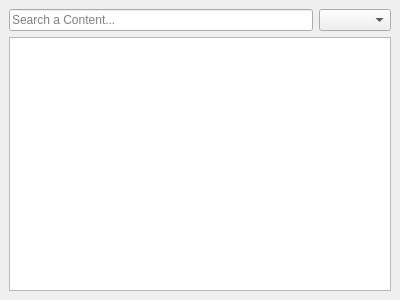
First picture: the form in HodEngine-Editor/Src/DockableWindow/Contents.ui, repository Glordim/HodEngine, before the edit.
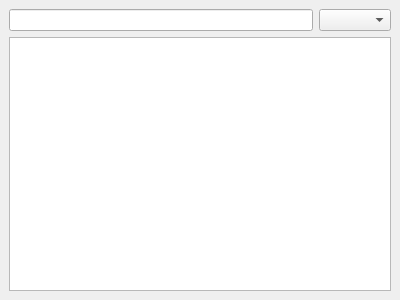
Second picture: the form after the edit.

```diff
--- a/HodEngine-Editor/Src/DockableWindow/Contents.ui
+++ b/HodEngine-Editor/Src/DockableWindow/Contents.ui
@@ -18,11 +18,7 @@
     <item>
      <layout class="QHBoxLayout" name="horizontalLayout">
       <item>
-       <widget class="QLineEdit" name="lineEdit">
-        <property name="placeholderText">
-         <string>Search a Content...</string>
-        </property>
-       </widget>
+       <widget class="QLineEdit" name="lineEdit"/>
       </item>
       <item>
        <widget class="QComboBox" name="comboBox"/>
```
Left out of the diff: 4 changed lines with no effect on the pictures.
